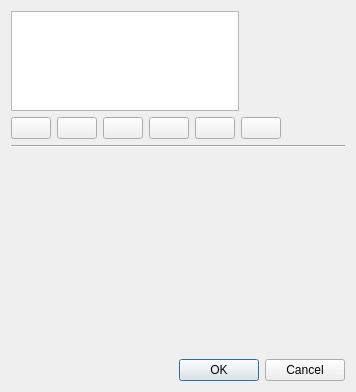
First picture: the form in src/ui/qgssymbolv2selectordialogbase.ui, repository carsmie/QGIS, before the edit.
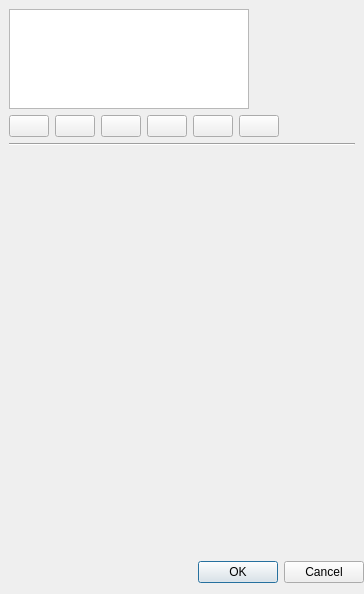
Second picture: the form after the edit.

Commit message: [styledock] scroll area for symbol selector widget

What changed in the file:
```diff
--- a/src/ui/qgssymbolv2selectordialogbase.ui
+++ b/src/ui/qgssymbolv2selectordialogbase.ui
@@ -6,15 +6,42 @@
    <rect>
     <x>0</x>
     <y>0</y>
-    <width>356</width>
-    <height>392</height>
+    <width>364</width>
+    <height>594</height>
    </rect>
   </property>
   <property name="windowTitle">
    <string>Symbol selector</string>
   </property>
   <layout class="QVBoxLayout" name="verticalLayout_3">
+   <property name="leftMargin">
+    <number>0</number>
+   </property>
+   <property name="topMargin">
+    <number>0</number>
+   </property>
+   <property name="rightMargin">
+    <number>0</number>
+   </property>
    <item>
+    <widget class="QScrollArea" name="scrollArea">
+     <property name="frameShape">
+      <enum>QFrame::NoFrame</enum>
+     </property>
+     <property name="widgetResizable">
+      <bool>true</bool>
+     </property>
+     <widget class="QWidget" name="scrollAreaWidgetContents">
+      <property name="geometry">
+       <rect>
+        <x>0</x>
+        <y>0</y>
+        <width>364</width>
+        <height>552</height>
+       </rect>
+      </property>
+      <layout class="QGridLayout" name="gridLayout">
+       <item row="0" column="0">
     <layout class="QHBoxLayout" name="horizontalLayout">
      <item>
       <widget class="QTreeView" name="layersTree">
@@ -65,7 +92,7 @@
      </item>
     </layout>
    </item>
-   <item>
+       <item row="1" column="0">
     <layout class="QHBoxLayout" name="pushBtnBox">
      <property name="spacing">
       <number>6</number>
@@ -169,14 +196,14 @@
      </item>
     </layout>
    </item>
-   <item>
+       <item row="2" column="0">
     <widget class="Line" name="line">
      <property name="orientation">
       <enum>Qt::Horizontal</enum>
      </property>
     </widget>
    </item>
-   <item>
+       <item row="3" column="0">
     <widget class="QFrame" name="frame">
      <property name="sizePolicy">
       <sizepolicy hsizetype="Expanding" vsizetype="Preferred">
@@ -209,6 +236,18 @@
        </widget>
       </item>
      </layout>
+        </widget>
+       </item>
+      </layout>
+      <zorder></zorder>
+      <zorder>frame</zorder>
+      <zorder>line</zorder>
+      <zorder></zorder>
+      <zorder></zorder>
+      <zorder>frame</zorder>
+      <zorder>line</zorder>
+      <zorder></zorder>
+     </widget>
     </widget>
    </item>
    <item>
```
Lines whose indentation alone changed are shown as unchanged.
